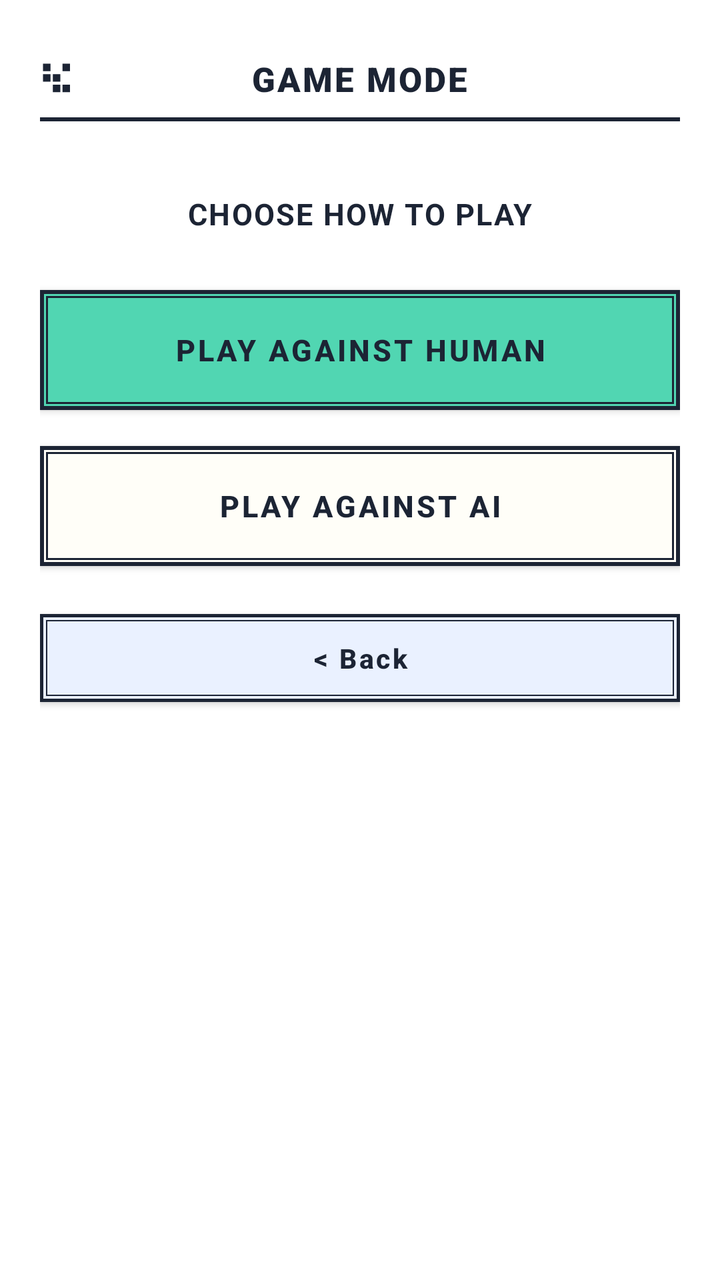
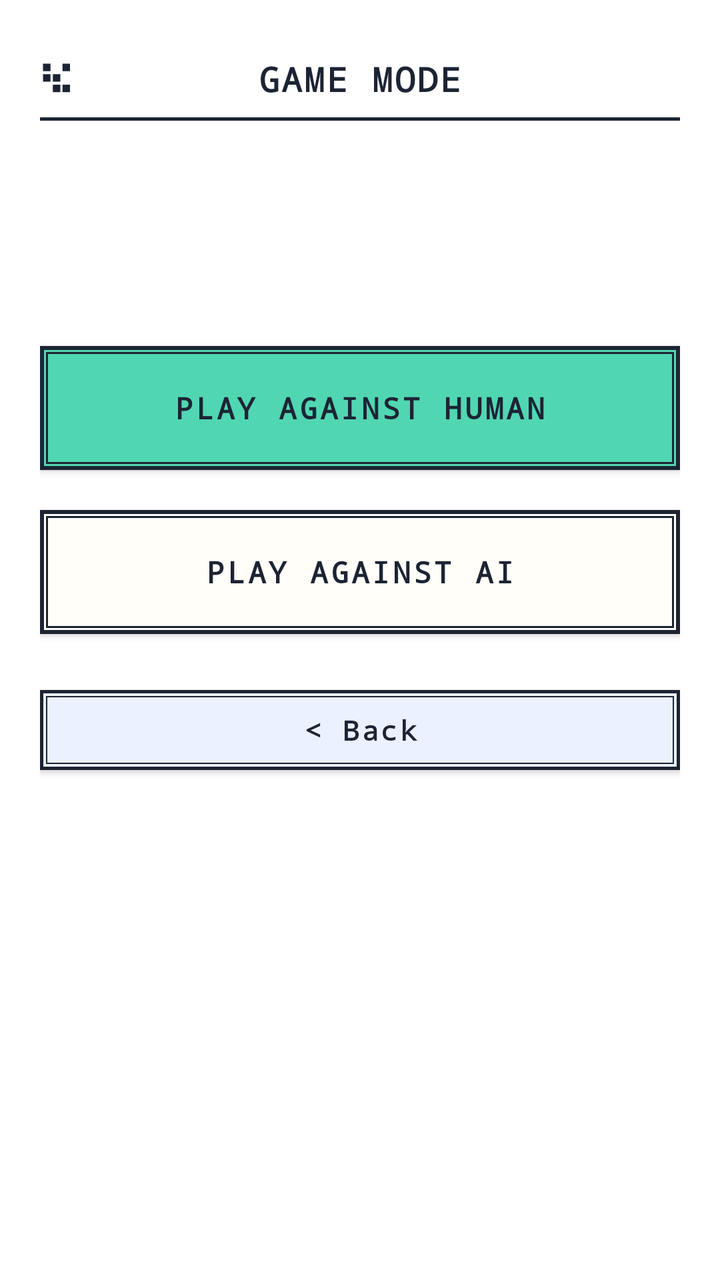

An Android layout rendered at two revisions. The XML below is the earlier revision; the diff shows what the commit changed to produce the second picture.
<!-- AndroidManifest.xml: application theme Theme.CaroGame -->
<!-- res/layout/gamemode.xml -->
<?xml version="1.0" encoding="utf-8"?>
<LinearLayout xmlns:android="http://schemas.android.com/apk/res/android"
    xmlns:app="http://schemas.android.com/apk/res-auto"
    android:layout_width="match_parent"
    android:layout_height="match_parent"
    android:background="@color/kora_bg"
    android:orientation="vertical"
    android:padding="20dp">

    <RelativeLayout
        android:layout_width="match_parent"
        android:layout_height="wrap_content"
        android:paddingVertical="8dp">

        <ImageView
            android:layout_width="18dp"
            android:layout_height="18dp"
            android:layout_alignParentStart="true"
            android:layout_centerVertical="true"
            android:contentDescription="Kora Mark"
            android:src="@drawable/ic_kora_mark" />

        <TextView
            android:id="@+id/lblTitle"
            android:layout_width="wrap_content"
            android:layout_height="wrap_content"
            android:layout_centerInParent="true"
            android:fontFamily="sans-serif-black"
            android:letterSpacing="0.06"
            android:text="GAME MODE"
            android:textColor="@color/kora_ink"
            android:textSize="17sp"
            android:textStyle="bold" />
    </RelativeLayout>

    <View
        android:layout_width="match_parent"
        android:layout_height="2dp"
        android:layout_marginBottom="36dp"
        android:background="@color/kora_ink" />

    <TextView
        android:layout_width="match_parent"
        android:layout_height="wrap_content"
        android:gravity="center"
        android:letterSpacing="0.05"
        android:text="CHOOSE HOW TO PLAY"
        android:textColor="@color/kora_ink"
        android:textSize="15sp"
        android:textStyle="bold" />

    <Button
        android:id="@+id/btnPlayAgainstHuman"
        android:layout_width="match_parent"
        android:layout_height="60dp"
        android:layout_marginTop="28dp"
        android:background="@drawable/bg_btn_mint"
        android:text="PLAY AGAINST HUMAN"
        android:textColor="@color/kora_ink"
        android:textSize="15sp"
        android:textStyle="bold"
        app:backgroundTint="@null" />

    <Button
        android:id="@+id/btnPlayAgainstAI"
        android:layout_width="match_parent"
        android:layout_height="60dp"
        android:layout_marginTop="18dp"
        android:background="@drawable/bg_btn_cream"
        android:text="PLAY AGAINST AI"
        android:textColor="@color/kora_ink"
        android:textSize="15sp"
        android:textStyle="bold"
        app:backgroundTint="@null" />

    <Button
        android:id="@+id/btnBack"
        android:layout_width="match_parent"
        android:layout_height="44dp"
        android:layout_marginTop="24dp"
        android:background="@drawable/bg_btn_neutral"
        android:text="&lt; Back"
        android:textAllCaps="false"
        android:textColor="@color/kora_ink"
        android:textSize="13.5sp"
        android:textStyle="bold"
        app:backgroundTint="@null" />

    <View
        android:layout_width="match_parent"
        android:layout_height="0dp"
        android:layout_weight="1" />

</LinearLayout>
<!-- resources referenced by this layout -->
<resources>
  <color name="kora_bg">#FFFFFF</color>
  <color name="kora_ink">#1C2434</color>
  <!-- drawable bg_btn_cream (drawable) -->
  <?xml version="1.0" encoding="utf-8"?>
  <layer-list xmlns:android="http://schemas.android.com/apk/res/android">
      <item>
          <shape android:shape="rectangle">
              <solid android:color="@color/kora_cream" />
              <stroke android:width="2dp" android:color="@color/kora_ink" />
          </shape>
      </item>
      <item android:left="3dp" android:top="3dp" android:right="3dp" android:bottom="3dp">
          <shape android:shape="rectangle">
              <solid android:color="@color/kora_cream" />
              <stroke android:width="1dp" android:color="@color/kora_ink" />
          </shape>
      </item>
  </layer-list>
  <!-- drawable bg_btn_mint (drawable) -->
  <?xml version="1.0" encoding="utf-8"?>
  <layer-list xmlns:android="http://schemas.android.com/apk/res/android">
      <item>
          <shape android:shape="rectangle">
              <solid android:color="@color/kora_mint" />
              <stroke android:width="2dp" android:color="@color/kora_ink" />
          </shape>
      </item>
      <item android:left="3dp" android:top="3dp" android:right="3dp" android:bottom="3dp">
          <shape android:shape="rectangle">
              <solid android:color="@color/kora_mint" />
              <stroke android:width="1dp" android:color="@color/kora_ink" />
          </shape>
      </item>
  </layer-list>
  <!-- drawable bg_btn_neutral (drawable) -->
  <?xml version="1.0" encoding="utf-8"?>
  <layer-list xmlns:android="http://schemas.android.com/apk/res/android">
      <item>
          <shape android:shape="rectangle">
              <solid android:color="@color/kora_card" />
              <stroke android:width="1.5dp" android:color="@color/kora_ink" />
          </shape>
      </item>
      <item android:left="3dp" android:top="3dp" android:right="3dp" android:bottom="3dp">
          <shape android:shape="rectangle">
              <solid android:color="@color/kora_card" />
              <stroke android:width="0.8dp" android:color="@color/kora_ink" />
          </shape>
      </item>
  </layer-list>
  <!-- drawable ic_kora_mark (drawable) -->
  <?xml version="1.0" encoding="utf-8"?>
  <vector xmlns:android="http://schemas.android.com/apk/res/android"
      android:width="18dp"
      android:height="18dp"
      android:viewportWidth="12"
      android:viewportHeight="12">
      
      <path
          android:fillColor="#1C2434"
          android:pathData="M1,1h2.5v2.5h-2.5zM7.5,1h2.5v2.5h-2.5zM1,4.5h2.5v2.5h-2.5zM4.25,4.5h2.5v2.5h-2.5zM4.25,8h2.5v2.5h-2.5zM7.5,8h2.5v2.5h-2.5z" />
  </vector>
  <style name="Theme.CaroGame" parent="Theme.MaterialComponents.Light.NoActionBar">
          <item name="colorPrimary">@color/kora_ink</item>
          <item name="colorPrimaryVariant">@color/kora_navy_timer</item>
          <item name="colorOnPrimary">@color/kora_surface</item>
          <item name="colorSecondary">@color/kora_mint</item>
          <item name="android:statusBarColor">@color/kora_ink</item>
          <item name="android:windowBackground">@color/kora_bg</item>
      </style>
  <color name="kora_cream">#FFFEF8</color>
  <color name="kora_mint">#51D6B2</color>
  <color name="kora_card">#EAF1FF</color>
  <color name="kora_navy_timer">#1C2434</color>
  <color name="kora_surface">#FFFFFF</color>
</resources>

<!-- the commit's change to res/layout/gamemode.xml (unified diff, before → after) -->
@@ -25,7 +25,7 @@
             android:layout_width="wrap_content"
             android:layout_height="wrap_content"
             android:layout_centerInParent="true"
-            android:fontFamily="sans-serif-black"
+            android:fontFamily="monospace"
             android:letterSpacing="0.06"
             android:text="GAME MODE"
             android:textColor="@color/kora_ink"
@@ -35,26 +35,20 @@
 
     <View
         android:layout_width="match_parent"
-        android:layout_height="2dp"
-        android:layout_marginBottom="36dp"
+        android:layout_height="1.5dp"
         android:background="@color/kora_ink" />
 
-    <TextView
+    <View
         android:layout_width="match_parent"
-        android:layout_height="wrap_content"
-        android:gravity="center"
-        android:letterSpacing="0.05"
-        android:text="CHOOSE HOW TO PLAY"
-        android:textColor="@color/kora_ink"
-        android:textSize="15sp"
-        android:textStyle="bold" />
+        android:layout_height="0dp"
+        android:layout_weight="0.65" />
 
     <Button
         android:id="@+id/btnPlayAgainstHuman"
         android:layout_width="match_parent"
-        android:layout_height="60dp"
-        android:layout_marginTop="28dp"
+        android:layout_height="62dp"
         android:background="@drawable/bg_btn_mint"
+        android:fontFamily="monospace"
         android:text="PLAY AGAINST HUMAN"
         android:textColor="@color/kora_ink"
         android:textSize="15sp"
@@ -64,9 +58,10 @@
     <Button
         android:id="@+id/btnPlayAgainstAI"
         android:layout_width="match_parent"
-        android:layout_height="60dp"
-        android:layout_marginTop="18dp"
+        android:layout_height="62dp"
+        android:layout_marginTop="20dp"
         android:background="@drawable/bg_btn_cream"
+        android:fontFamily="monospace"
         android:text="PLAY AGAINST AI"
         android:textColor="@color/kora_ink"
         android:textSize="15sp"
@@ -76,9 +71,10 @@
     <Button
         android:id="@+id/btnBack"
         android:layout_width="match_parent"
-        android:layout_height="44dp"
-        android:layout_marginTop="24dp"
+        android:layout_height="40dp"
+        android:layout_marginTop="28dp"
         android:background="@drawable/bg_btn_neutral"
+        android:fontFamily="monospace"
         android:text="&lt; Back"
         android:textAllCaps="false"
         android:textColor="@color/kora_ink"
@@ -89,6 +85,6 @@
     <View
         android:layout_width="match_parent"
         android:layout_height="0dp"
-        android:layout_weight="1" />
+        android:layout_weight="1.35" />
 
 </LinearLayout>
